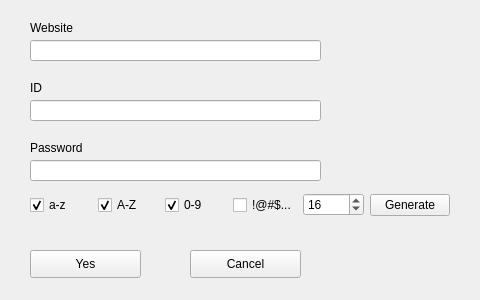
First picture: the form in addWindow.ui, repository iamwcb/AccountKeeper, before the edit.
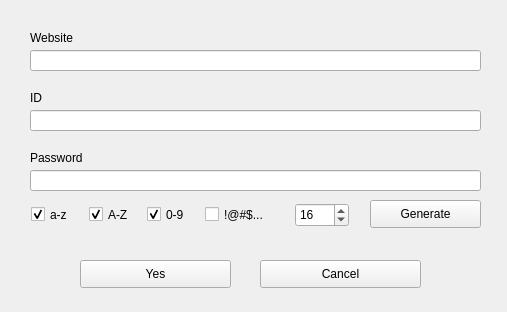
Second picture: the form after the edit.

Commit message: qtdesign重新设计login窗口

The edit to the form file:
```diff
--- a/addWindow.ui
+++ b/addWindow.ui
@@ -6,8 +6,8 @@
    <rect>
     <x>0</x>
     <y>0</y>
-    <width>480</width>
-    <height>300</height>
+    <width>507</width>
+    <height>312</height>
    </rect>
   </property>
   <property name="windowTitle">
@@ -17,9 +17,9 @@
    <property name="geometry">
     <rect>
      <x>30</x>
-     <y>20</y>
-     <width>72</width>
-     <height>15</height>
+     <y>30</y>
+     <width>111</width>
+     <height>16</height>
     </rect>
    </property>
    <property name="text">
@@ -30,9 +30,9 @@
    <property name="geometry">
     <rect>
      <x>30</x>
-     <y>80</y>
-     <width>72</width>
-     <height>15</height>
+     <y>90</y>
+     <width>111</width>
+     <height>16</height>
     </rect>
    </property>
    <property name="text">
@@ -43,9 +43,9 @@
    <property name="geometry">
     <rect>
      <x>30</x>
-     <y>140</y>
-     <width>72</width>
-     <height>15</height>
+     <y>150</y>
+     <width>111</width>
+     <height>16</height>
     </rect>
    </property>
    <property name="text">
@@ -56,8 +56,8 @@
    <property name="geometry">
     <rect>
      <x>30</x>
-     <y>40</y>
-     <width>291</width>
+     <y>50</y>
+     <width>451</width>
      <height>21</height>
     </rect>
    </property>
@@ -66,8 +66,8 @@
    <property name="geometry">
     <rect>
      <x>30</x>
-     <y>100</y>
-     <width>291</width>
+     <y>110</y>
+     <width>451</width>
      <height>21</height>
     </rect>
    </property>
@@ -76,8 +76,8 @@
    <property name="geometry">
     <rect>
      <x>30</x>
-     <y>160</y>
-     <width>291</width>
+     <y>170</y>
+     <width>451</width>
      <height>21</height>
     </rect>
    </property>
@@ -85,9 +85,9 @@
   <widget class="QPushButton" name="yesbtn">
    <property name="geometry">
     <rect>
-     <x>30</x>
-     <y>250</y>
-     <width>111</width>
+     <x>80</x>
+     <y>260</y>
+     <width>151</width>
      <height>28</height>
     </rect>
    </property>
@@ -98,9 +98,9 @@
   <widget class="QPushButton" name="cancelbtn">
    <property name="geometry">
     <rect>
-     <x>190</x>
-     <y>250</y>
-     <width>111</width>
+     <x>260</x>
+     <y>260</y>
+     <width>161</width>
      <height>28</height>
     </rect>
    </property>
@@ -108,18 +108,15 @@
     <string>Cancel</string>
    </property>
   </widget>
-  <widget class="QWidget" name="layoutWidget">
-   <property name="geometry">
-    <rect>
-     <x>30</x>
-     <y>190</y>
-     <width>420</width>
-     <height>30</height>
-    </rect>
-   </property>
-   <layout class="QHBoxLayout" name="horizontalLayout">
-    <item>
      <widget class="QCheckBox" name="auto_az">
+   <property name="geometry">
+    <rect>
+     <x>31</x>
+     <y>205</y>
+     <width>51</width>
+     <height>19</height>
+    </rect>
+   </property>
       <property name="text">
        <string>a-z</string>
       </property>
@@ -127,9 +124,15 @@
        <bool>true</bool>
       </property>
      </widget>
-    </item>
-    <item>
      <widget class="QCheckBox" name="auto_AZ">
+   <property name="geometry">
+    <rect>
+     <x>89</x>
+     <y>205</y>
+     <width>51</width>
+     <height>19</height>
+    </rect>
+   </property>
       <property name="text">
        <string>A-Z</string>
       </property>
@@ -137,9 +140,15 @@
        <bool>true</bool>
       </property>
      </widget>
-    </item>
-    <item>
      <widget class="QCheckBox" name="auto_num">
+   <property name="geometry">
+    <rect>
+     <x>147</x>
+     <y>205</y>
+     <width>51</width>
+     <height>19</height>
+    </rect>
+   </property>
       <property name="text">
        <string>0-9</string>
       </property>
@@ -147,16 +156,28 @@
        <bool>true</bool>
       </property>
      </widget>
-    </item>
-    <item>
      <widget class="QCheckBox" name="auto_char">
+   <property name="geometry">
+    <rect>
+     <x>205</x>
+     <y>205</y>
+     <width>83</width>
+     <height>19</height>
+    </rect>
+   </property>
       <property name="text">
        <string>!@#$...</string>
       </property>
      </widget>
-    </item>
-    <item>
      <widget class="QSpinBox" name="pwLen">
+   <property name="geometry">
+    <rect>
+     <x>295</x>
+     <y>203</y>
+     <width>54</width>
+     <height>24</height>
+    </rect>
+   </property>
       <property name="minimum">
        <number>1</number>
       </property>
@@ -167,15 +188,18 @@
        <number>16</number>
       </property>
      </widget>
-    </item>
-    <item>
      <widget class="QPushButton" name="genPw">
+   <property name="geometry">
+    <rect>
+     <x>370</x>
+     <y>200</y>
+     <width>111</width>
+     <height>28</height>
+    </rect>
+   </property>
       <property name="text">
        <string>Generate</string>
       </property>
-     </widget>
-    </item>
-   </layout>
   </widget>
  </widget>
  <resources/>
```
Lines whose indentation alone changed are shown as unchanged. The commit also changes 2 other files.
